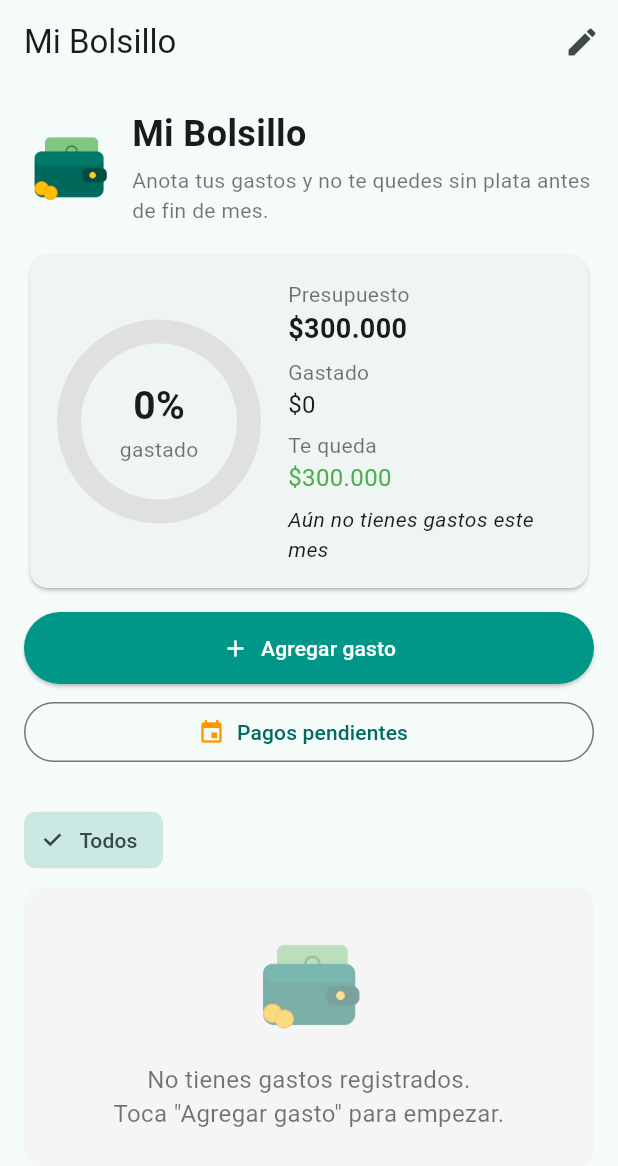
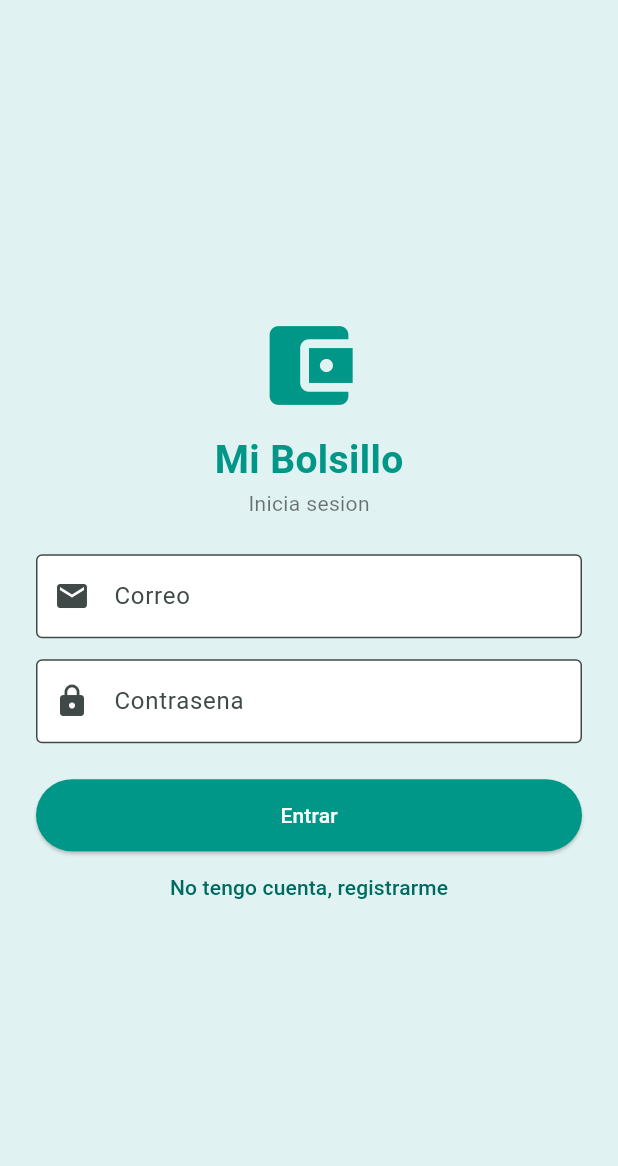
Before and after one commit to santiagohg17/et0126-mi-primera-app, a Flutter app: the screen it shows after launch, on a phone screen of 412 x 824 dp. Shown: the top 1166 px of the screen. Run offline on Flutter 3.47's test engine with Material 3 defaults, Android fonts, the phone set to English and light mode, and no system bars; our stand-ins replace firebase_auth, firebase_core, form_field_validator, shared_preferences; accounts and stored records are empty.

Commit message:
Agrega autenticacion con Firebase (login, registro y cerrar sesion) a Mi Bolsillo
Co-Authored-By: Claude Opus 4.8 <noreply@anthropic.com>

```diff
--- a/mi_bolsillo/lib/main.dart
+++ b/mi_bolsillo/lib/main.dart
@@ -1,8 +1,15 @@
 import 'package:flutter/material.dart';
+import 'package:firebase_core/firebase_core.dart';
 
-import 'screens/home_screen.dart';
+import 'firebase_options.dart';
+import 'widgets/auth_gate.dart';
 
-void main() {
+// main ahora es async porque hay que inicializar Firebase antes de arrancar.
+Future<void> main() async {
+  WidgetsFlutterBinding.ensureInitialized();
+  await Firebase.initializeApp(
+    options: DefaultFirebaseOptions.currentPlatform,
+  );
   runApp(const MiBolsilloApp());
 }
 
@@ -17,7 +24,8 @@ class MiBolsilloApp extends StatelessWidget {
       theme: ThemeData(
         colorScheme: ColorScheme.fromSeed(seedColor: Colors.teal),
       ),
-      home: const HomeScreen(),
+      // El AuthGate decide si mostrar el login o la app.
+      home: const AuthGate(),
     );
   }
 }
--- a/mi_bolsillo/lib/screens/home_screen.dart
+++ b/mi_bolsillo/lib/screens/home_screen.dart
@@ -1,6 +1,7 @@
 import 'package:flutter/material.dart';
 
 import '../models/gasto.dart';
+import '../services/auth_service.dart';
 import '../services/gastos_service.dart';
 import '../services/validaciones.dart';
 import '../widgets/anillo_presupuesto.dart';
@@ -149,6 +150,11 @@ class _HomeScreenState extends State<HomeScreen> {
             icon: const Icon(Icons.edit),
             tooltip: 'Cambiar presupuesto',
             onPressed: _cambiarPresupuesto,
+          ),
+          IconButton(
+            icon: const Icon(Icons.logout),
+            tooltip: 'Cerrar sesion',
+            onPressed: () => AuthService().cerrarSesion(),
           ),
         ],
       ),
--- /dev/null
+++ b/mi_bolsillo/lib/screens/login_screen.dart
@@ -0,0 +1,164 @@
+import 'package:flutter/material.dart';
+
+import '../services/auth_service.dart';
+
+// Pantalla de inicio de sesion y registro.
+// El mismo formulario sirve para las dos cosas, cambiando un interruptor.
+class LoginScreen extends StatefulWidget {
+  const LoginScreen({super.key});
+
+  @override
+  State<LoginScreen> createState() => _LoginScreenState();
+}
+
+class _LoginScreenState extends State<LoginScreen> {
+  final AuthService _auth = AuthService();
+  final _correoCtrl = TextEditingController();
+  final _claveCtrl = TextEditingController();
+  final _formKey = GlobalKey<FormState>();
+
+  bool _esRegistro = false; // false = iniciar sesion, true = registrarse
+  bool _cargando = false;
+  String? _error;
+
+  // Envia el formulario al servicio de autenticacion.
+  Future<void> _enviar() async {
+    if (!_formKey.currentState!.validate()) return;
+    setState(() {
+      _cargando = true;
+      _error = null;
+    });
+
+    final correo = _correoCtrl.text.trim();
+    final clave = _claveCtrl.text.trim();
+
+    // Segun el interruptor, registra o inicia sesion.
+    final String? error = _esRegistro
+        ? await _auth.registrar(correo, clave)
+        : await _auth.iniciarSesion(correo, clave);
+
+    if (!mounted) return;
+    setState(() {
+      _cargando = false;
+      _error = error; // si queda null, el AuthGate lo lleva solo al Home
+    });
+  }
+
+  @override
+  Widget build(BuildContext context) {
+    return Scaffold(
+      backgroundColor: Colors.teal.shade50,
+      body: Center(
+        child: SingleChildScrollView(
+          padding: const EdgeInsets.all(24),
+          child: Form(
+            key: _formKey,
+            child: Column(
+              mainAxisSize: MainAxisSize.min,
+              children: [
+                const Icon(Icons.account_balance_wallet,
+                    size: 70, color: Colors.teal),
+                const SizedBox(height: 10),
+                const Text('Mi Bolsillo',
+                    style: TextStyle(
+                        fontSize: 26,
+                        fontWeight: FontWeight.bold,
+                        color: Colors.teal)),
+                Text(_esRegistro ? 'Crea tu cuenta' : 'Inicia sesion',
+                    style: const TextStyle(color: Colors.black54)),
+                const SizedBox(height: 24),
+
+                // Campo de correo
+                TextFormField(
+                  controller: _correoCtrl,
+                  keyboardType: TextInputType.emailAddress,
+                  decoration: const InputDecoration(
+                    labelText: 'Correo',
+                    prefixIcon: Icon(Icons.email),
+                    border: OutlineInputBorder(),
+                    filled: true,
+                    fillColor: Colors.white,
+                  ),
+                  validator: (v) => (v == null || !v.contains('@'))
+                      ? 'Escribe un correo valido'
+                      : null,
+                ),
+                const SizedBox(height: 14),
+
+                // Campo de contrasena
+                TextFormField(
+                  controller: _claveCtrl,
+                  obscureText: true,
+                  decoration: const InputDecoration(
+                    labelText: 'Contrasena',
+                    prefixIcon: Icon(Icons.lock),
+                    border: OutlineInputBorder(),
+                    filled: true,
+                    fillColor: Colors.white,
+                  ),
+                  validator: (v) => (v == null || v.length < 6)
+                      ? 'Minimo 6 caracteres'
+                      : null,
+                ),
+                const SizedBox(height: 10),
+
+                // Mensaje de error (por ejemplo, credenciales invalidas)
+                if (_error != null)
+                  Container(
+                    width: double.infinity,
+                    padding: const EdgeInsets.all(10),
+                    decoration: BoxDecoration(
+                      color: Colors.red.shade100,
+                      borderRadius: BorderRadius.circular(8),
+                    ),
+                    child: Row(
+                      children: [
+                        const Icon(Icons.error_outline, color: Colors.red, size: 20),
+                        const SizedBox(width: 8),
+                        Expanded(
+                          child: Text(_error!,
+                              style: const TextStyle(color: Colors.red)),
+                        ),
+                      ],
+                    ),
+                  ),
+                const SizedBox(height: 14),
+
+                // Boton principal
+                SizedBox(
+                  width: double.infinity,
+                  child: ElevatedButton(
+                    onPressed: _cargando ? null : _enviar,
+                    style: ElevatedButton.styleFrom(
+                      padding: const EdgeInsets.all(14),
+                      backgroundColor: Colors.teal,
+                      foregroundColor: Colors.white,
+                    ),
+                    child: _cargando
+                        ? const SizedBox(
+                            height: 20,
+                            width: 20,
+                            child: CircularProgressIndicator(
+                                strokeWidth: 2, color: Colors.white))
+                        : Text(_esRegistro ? 'Registrarme' : 'Entrar'),
+                  ),
+                ),
+
+                // Cambiar entre iniciar sesion y registrarse
+                TextButton(
+                  onPressed: () => setState(() {
+                    _esRegistro = !_esRegistro;
+                    _error = null;
+                  }),
+                  child: Text(_esRegistro
+                      ? 'Ya tengo cuenta, iniciar sesion'
+                      : 'No tengo cuenta, registrarme'),
+                ),
+              ],
+            ),
+          ),
+        ),
+      ),
+    );
+  }
+}
--- /dev/null
+++ b/mi_bolsillo/lib/services/auth_service.dart
@@ -0,0 +1,58 @@
+import 'package:firebase_auth/firebase_auth.dart';
+
+// Servicio que maneja la autenticacion con Firebase.
+// Aqui esta todo lo relacionado con entrar, registrarse y salir.
+class AuthService {
+  final FirebaseAuth _auth = FirebaseAuth.instance;
+
+  // Stream que avisa cuando el usuario inicia o cierra sesion.
+  // El AuthGate lo escucha para saber que pantalla mostrar.
+  Stream<User?> get cambiosDeSesion => _auth.authStateChanges();
+
+  User? get usuarioActual => _auth.currentUser;
+
+  // Iniciar sesion con correo y contrasena.
+  // Devuelve null si todo sale bien, o un mensaje de error si falla.
+  Future<String?> iniciarSesion(String correo, String clave) async {
+    try {
+      await _auth.signInWithEmailAndPassword(email: correo, password: clave);
+      return null;
+    } on FirebaseAuthException catch (e) {
+      return _mensajeError(e.code);
+    }
+  }
+
+  // Registrar un usuario nuevo con correo y contrasena.
+  Future<String?> registrar(String correo, String clave) async {
+    try {
+      await _auth.createUserWithEmailAndPassword(email: correo, password: clave);
+      return null;
+    } on FirebaseAuthException catch (e) {
+      return _mensajeError(e.code);
+    }
+  }
+
+  // Cerrar la sesion del usuario.
+  Future<void> cerrarSesion() async {
+    await _auth.signOut();
+  }
+
+  // Traduce los codigos de error de Firebase a mensajes claros en espanol.
+  String _mensajeError(String codigo) {
+    switch (codigo) {
+      case 'invalid-email':
+        return 'El correo no tiene un formato valido.';
+      case 'user-not-found':
+        return 'No existe una cuenta con ese correo.';
+      case 'wrong-password':
+      case 'invalid-credential':
+        return 'Correo o contrasena incorrectos.';
+      case 'email-already-in-use':
+        return 'Ese correo ya esta registrado.';
+      case 'weak-password':
+        return 'La contrasena debe tener al menos 6 caracteres.';
+      default:
+        return 'Ocurrio un error. Intenta de nuevo.';
+    }
+  }
+}
--- /dev/null
+++ b/mi_bolsillo/lib/widgets/auth_gate.dart
@@ -0,0 +1,34 @@
+import 'package:flutter/material.dart';
+
+import '../services/auth_service.dart';
+import '../screens/login_screen.dart';
+import '../screens/home_screen.dart';
+
+// "Guardian" de la app: escucha si hay una sesion iniciada y decide
+// que pantalla mostrar. Si hay usuario, muestra el Home; si no, el Login.
+class AuthGate extends StatelessWidget {
+  const AuthGate({super.key});
+
+  @override
+  Widget build(BuildContext context) {
+    final AuthService auth = AuthService();
+
+    return StreamBuilder(
+      stream: auth.cambiosDeSesion,
+      builder: (context, snapshot) {
+        // Mientras Firebase revisa si hay sesion, muestra un cargando.
+        if (snapshot.connectionState == ConnectionState.waiting) {
+          return const Scaffold(
+            body: Center(child: CircularProgressIndicator()),
+          );
+        }
+        // Si hay datos, hay un usuario con sesion iniciada.
+        if (snapshot.hasData) {
+          return const HomeScreen();
+        }
+        // Si no, pide iniciar sesion.
+        return const LoginScreen();
+      },
+    );
+  }
+}
--- a/mi_bolsillo/pubspec.yaml
+++ b/mi_bolsillo/pubspec.yaml
@@ -36,6 +36,8 @@ dependencies:
   cupertino_icons: ^1.0.8
   shared_preferences: ^2.5.6
   form_field_validator: ^1.1.0
+  firebase_core: ^5.2.0
+  firebase_auth: ^7.1.0
 
 dev_dependencies:
   flutter_test:
```
Also changed, not shown: mi_bolsillo/firebase.json (added), mi_bolsillo/lib/firebase_options.dart (added), mi_bolsillo/pubspec.lock, 3 other files.
